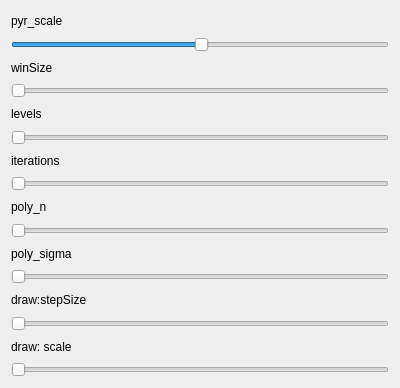
First picture: the form in src/opticalflow/dialogs/OpticalFlowFarnebackConfigDialog.ui, repository schwittlick/BachelorThesis, before the edit.
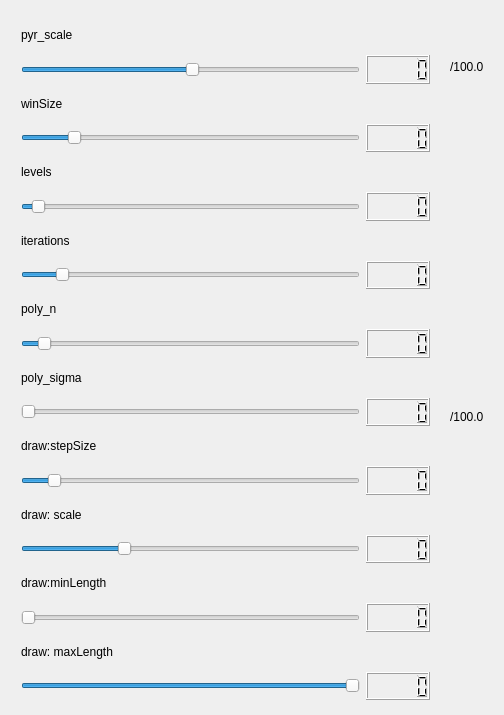
Second picture: the form after the edit.

Commit message: putting some functionality to the flowselector class

```diff
--- a/src/opticalflow/dialogs/OpticalFlowFarnebackConfigDialog.ui
+++ b/src/opticalflow/dialogs/OpticalFlowFarnebackConfigDialog.ui
@@ -6,13 +6,22 @@
    <rect>
     <x>0</x>
     <y>0</y>
-    <width>400</width>
-    <height>388</height>
+    <width>504</width>
+    <height>715</height>
    </rect>
   </property>
   <property name="windowTitle">
    <string>OpticalFlowFarnebackConfigDialog</string>
   </property>
+  <widget class="QWidget" name="layoutWidget">
+   <property name="geometry">
+    <rect>
+     <x>10</x>
+     <y>10</y>
+     <width>431</width>
+     <height>701</height>
+    </rect>
+   </property>
   <layout class="QVBoxLayout" name="verticalLayout">
    <item>
     <widget class="QLabel" name="label_pyr_scale">
@@ -22,6 +31,8 @@
     </widget>
    </item>
    <item>
+     <layout class="QHBoxLayout" name="horizontalLayout">
+      <item>
     <widget class="QSlider" name="slider_pyr_scale">
      <property name="maximum">
       <number>99</number>
@@ -41,6 +52,11 @@
     </widget>
    </item>
    <item>
+       <widget class="QLCDNumber" name="pyrScaleNumber"/>
+      </item>
+     </layout>
+    </item>
+    <item>
     <widget class="QLabel" name="label_winSize">
      <property name="text">
       <string>winSize</string>
@@ -48,11 +64,24 @@
     </widget>
    </item>
    <item>
+     <layout class="QHBoxLayout" name="horizontalLayout_2">
+      <item>
     <widget class="QSlider" name="slider_winSize">
+        <property name="minimum">
+         <number>1</number>
+        </property>
+        <property name="value">
+         <number>15</number>
+        </property>
      <property name="orientation">
       <enum>Qt::Horizontal</enum>
      </property>
     </widget>
+      </item>
+      <item>
+       <widget class="QLCDNumber" name="winSizeNumber"/>
+      </item>
+     </layout>
    </item>
    <item>
     <widget class="QLabel" name="label_levels">
@@ -62,11 +91,21 @@
     </widget>
    </item>
    <item>
+     <layout class="QHBoxLayout" name="horizontalLayout_3">
+      <item>
     <widget class="QSlider" name="slider_levels">
+        <property name="value">
+         <number>3</number>
+        </property>
      <property name="orientation">
       <enum>Qt::Horizontal</enum>
      </property>
     </widget>
+      </item>
+      <item>
+       <widget class="QLCDNumber" name="levelsNumber"/>
+      </item>
+     </layout>
    </item>
    <item>
     <widget class="QLabel" name="label_iterations">
@@ -76,11 +115,27 @@
     </widget>
    </item>
    <item>
+     <layout class="QHBoxLayout" name="horizontalLayout_4">
+      <item>
     <widget class="QSlider" name="slider_iterations">
+        <property name="minimum">
+         <number>1</number>
+        </property>
+        <property name="maximum">
+         <number>20</number>
+        </property>
+        <property name="value">
+         <number>3</number>
+        </property>
      <property name="orientation">
       <enum>Qt::Horizontal</enum>
      </property>
     </widget>
+      </item>
+      <item>
+       <widget class="QLCDNumber" name="iterationsNumber"/>
+      </item>
+     </layout>
    </item>
    <item>
     <widget class="QLabel" name="label_poly_n">
@@ -90,11 +145,21 @@
     </widget>
    </item>
    <item>
+     <layout class="QHBoxLayout" name="horizontalLayout_5">
+      <item>
     <widget class="QSlider" name="slider_poly_n">
+        <property name="value">
+         <number>5</number>
+        </property>
      <property name="orientation">
       <enum>Qt::Horizontal</enum>
      </property>
     </widget>
+      </item>
+      <item>
+       <widget class="QLCDNumber" name="poly_nNumber"/>
+      </item>
+     </layout>
    </item>
    <item>
     <widget class="QLabel" name="label_poly_sigma">
@@ -104,11 +169,24 @@
     </widget>
    </item>
    <item>
+     <layout class="QHBoxLayout" name="horizontalLayout_6">
+      <item>
     <widget class="QSlider" name="slider_poly_sigma">
+        <property name="maximum">
+         <number>1000</number>
+        </property>
+        <property name="pageStep">
+         <number>120</number>
+        </property>
      <property name="orientation">
       <enum>Qt::Horizontal</enum>
      </property>
     </widget>
+      </item>
+      <item>
+       <widget class="QLCDNumber" name="poly_sigmaNumber"/>
+      </item>
+     </layout>
    </item>
    <item>
     <widget class="QLabel" name="label_stepSize">
@@ -118,11 +196,21 @@
     </widget>
    </item>
    <item>
+     <layout class="QHBoxLayout" name="horizontalLayout_7">
+      <item>
     <widget class="QSlider" name="slider_stepSize">
+        <property name="value">
+         <number>8</number>
+        </property>
      <property name="orientation">
       <enum>Qt::Horizontal</enum>
      </property>
     </widget>
+      </item>
+      <item>
+       <widget class="QLCDNumber" name="stepSizeNumber"/>
+      </item>
+     </layout>
    </item>
    <item>
     <widget class="QLabel" name="label_scale">
@@ -132,13 +220,104 @@
     </widget>
    </item>
    <item>
+     <layout class="QHBoxLayout" name="horizontalLayout_8">
+      <item>
     <widget class="QSlider" name="slider_scale">
+        <property name="minimum">
+         <number>1</number>
+        </property>
+        <property name="value">
+         <number>30</number>
+        </property>
      <property name="orientation">
       <enum>Qt::Horizontal</enum>
      </property>
     </widget>
    </item>
-  </layout>
+      <item>
+       <widget class="QLCDNumber" name="scaleNumber"/>
+      </item>
+     </layout>
+    </item>
+    <item>
+     <widget class="QLabel" name="label_stepSize_2">
+      <property name="text">
+       <string>draw:minLength</string>
+      </property>
+     </widget>
+    </item>
+    <item>
+     <layout class="QHBoxLayout" name="horizontalLayout_9">
+      <item>
+       <widget class="QSlider" name="slider_minLength">
+        <property name="maximum">
+         <number>100</number>
+        </property>
+        <property name="orientation">
+         <enum>Qt::Horizontal</enum>
+        </property>
+       </widget>
+      </item>
+      <item>
+       <widget class="QLCDNumber" name="minlengthNumber"/>
+      </item>
+     </layout>
+    </item>
+    <item>
+     <widget class="QLabel" name="label_scale_2">
+      <property name="text">
+       <string>draw: maxLength</string>
+      </property>
+     </widget>
+    </item>
+    <item>
+     <layout class="QHBoxLayout" name="horizontalLayout_10">
+      <item>
+       <widget class="QSlider" name="slider_maxLength">
+        <property name="maximum">
+         <number>100</number>
+        </property>
+        <property name="value">
+         <number>100</number>
+        </property>
+        <property name="orientation">
+         <enum>Qt::Horizontal</enum>
+        </property>
+       </widget>
+      </item>
+      <item>
+       <widget class="QLCDNumber" name="maxLengthNumber"/>
+      </item>
+     </layout>
+    </item>
+   </layout>
+  </widget>
+  <widget class="QLabel" name="label">
+   <property name="geometry">
+    <rect>
+     <x>450</x>
+     <y>410</y>
+     <width>46</width>
+     <height>13</height>
+    </rect>
+   </property>
+   <property name="text">
+    <string>/100.0</string>
+   </property>
+  </widget>
+  <widget class="QLabel" name="label_2">
+   <property name="geometry">
+    <rect>
+     <x>450</x>
+     <y>60</y>
+     <width>46</width>
+     <height>13</height>
+    </rect>
+   </property>
+   <property name="text">
+    <string>/100.0</string>
+   </property>
+  </widget>
  </widget>
  <layoutdefault spacing="6" margin="11"/>
  <resources/>
```
Left out of the diff: 163 changed lines with no effect on the pictures. Lines whose indentation alone changed are shown as unchanged. The commit also changes 2 other files.
